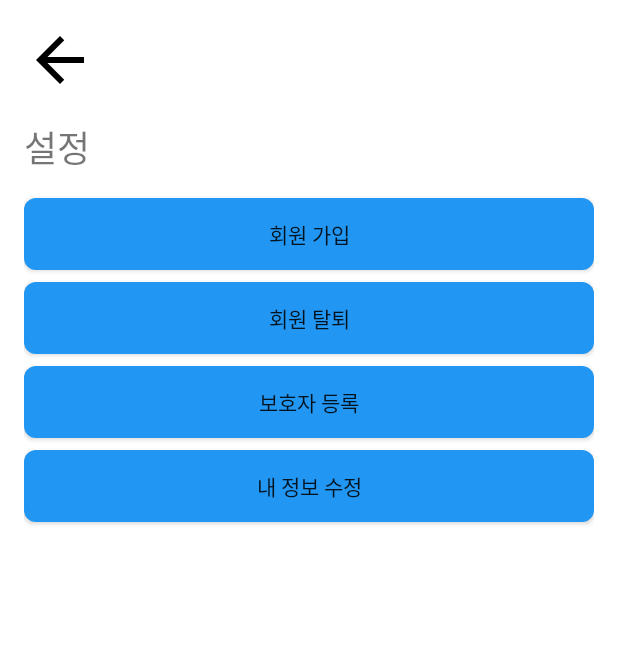
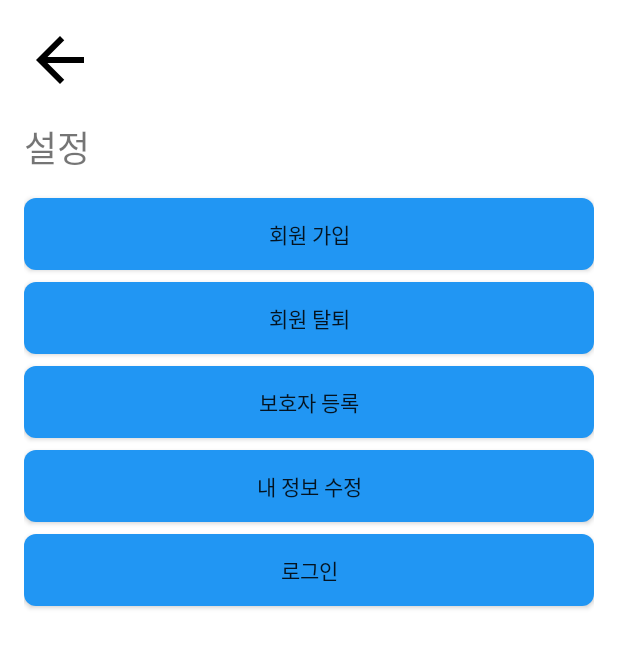
Before and after one commit to podongdaeng/homecoming-front, an Android app: the screen it shows after launch (SettingsActivity), after a tap on "Settings", on a phone screen of 412 x 824 dp. Shown: the top 648 px of the screen. Run offline under Robolectric (Android 15) with nearby library versions, the light colour scheme and no system bars; our stand-ins replace androidx.preference.

Commit message:
로그인 버튼 추가, 이메일 형식 검사 문제 및 불필요 코드 아직 많음

```diff
--- a/app/src/main/java/com/example/homecomingfront/MainActivity.kt
+++ b/app/src/main/java/com/example/homecomingfront/MainActivity.kt
@@ -21,7 +21,7 @@ class MainActivity : AppCompatActivity() {
 //        webSettings.allowFileAccess = true
 
         // Load the OpenLayers map in the WebView
-        //webView.loadUrl("file:///android_asset/openlayers.html") // "file:///android_asset/openlayers.html" ?
+        webView.loadUrl("file:///android_asset/openlayers.html") // "file:///android_asset/openlayers.html" ?
 
 
         //intent를 사용하여 설정 화면으로 전환하기
--- a/app/src/main/res/layout/settings_activity.xml
+++ b/app/src/main/res/layout/settings_activity.xml
@@ -68,6 +68,16 @@
         android:background="@drawable/rounded_button"
         android:text="@string/edit_profile" />
 
+    <!-- 로그인 버튼 -->
+    <Button
+        android:id="@+id/LoginButton"
+        android:layout_width="match_parent"
+        android:layout_height="wrap_content"
+        android:layout_below="@id/editProfileButton"
+        android:layout_marginTop="8dp"
+        android:background="@drawable/rounded_button"
+        android:text="@string/Login" />
+
     <FrameLayout
         android:id="@+id/settings"
         android:layout_width="match_parent"
--- a/app/src/main/res/values/strings.xml
+++ b/app/src/main/res/values/strings.xml
@@ -10,6 +10,7 @@
     <string name="unregister">회원 탈퇴</string>
     <string name="guardian_register">보호자 등록</string>
     <string name="edit_profile">내 정보 수정</string>
+    <string name="Login">로그인</string>
     <string name="back_button_description">뒤로 가기 버튼</string>
     <string name="title_activity_login">LoginActivity</string>
     <string name="prompt_email">Email</string>
```
